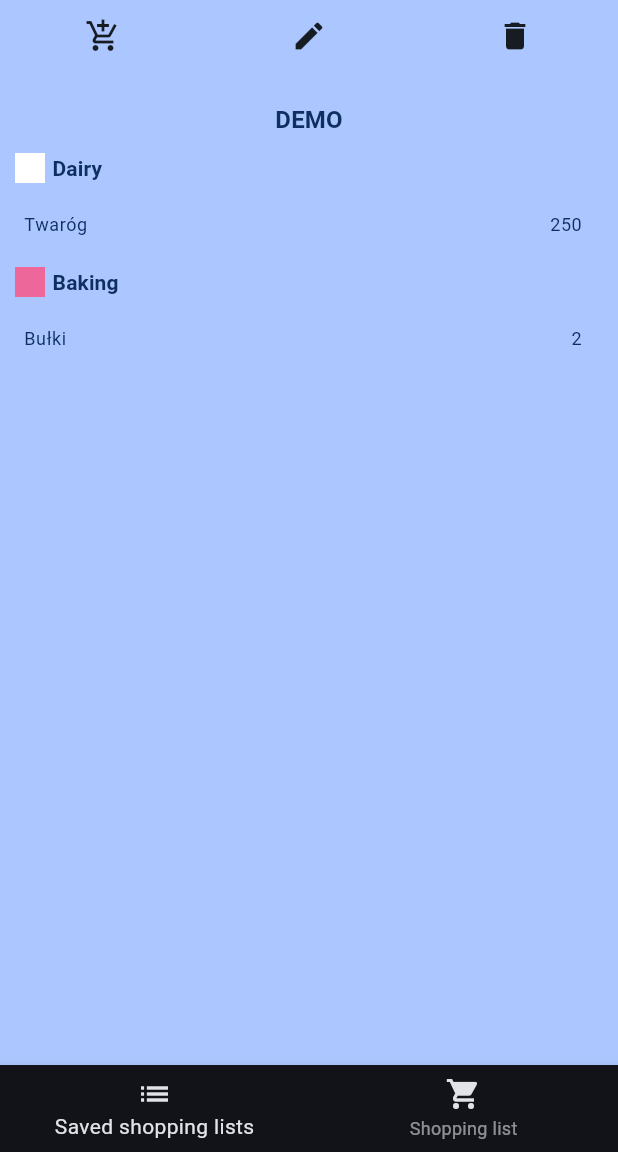
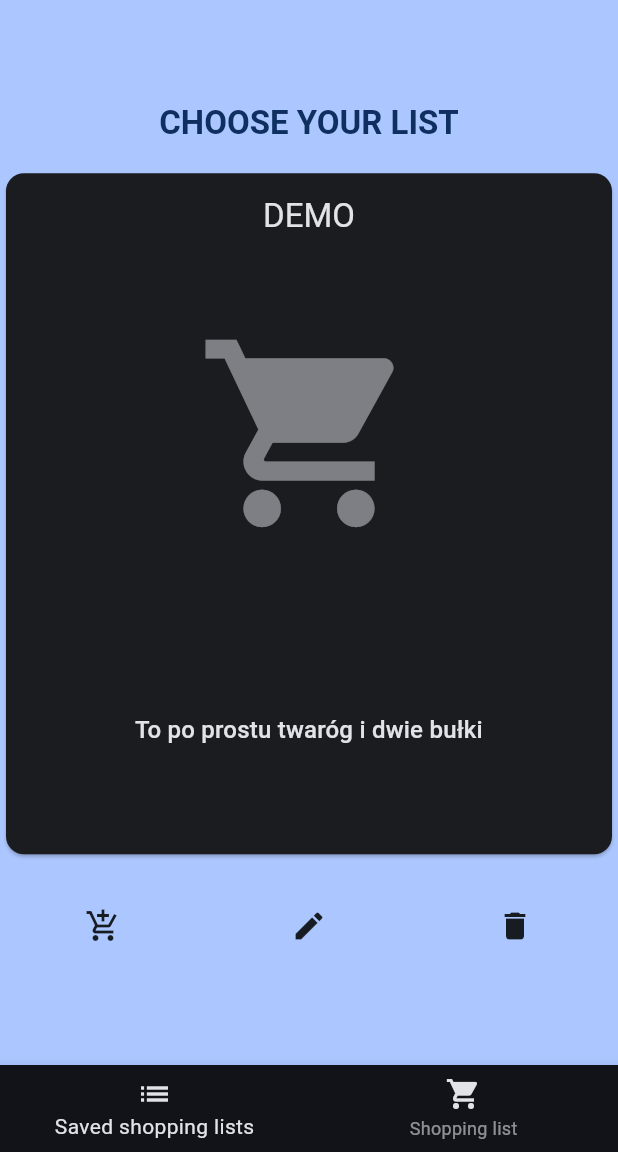
Before and after one commit to jakrog01/ShopCycle, a Flutter app: the screen it shows once a user with an empty profile is signed in, on a phone screen of 412 x 824 dp, the part 84-1236 px from its top. Run offline on Flutter 3.47's test engine with Material 3 defaults, Android fonts, the phone set to English and light mode, and no system bars; our stand-ins replace firebase_auth, firebase_core, loading_animation_widget; accounts and stored records are empty.

Commit message:
Update saved shopping lists view

```diff
--- a/lib/models/data_model.dart
+++ b/lib/models/data_model.dart
@@ -7,7 +7,7 @@ final savedListModel =
   ProductsListItem(
       itemName: "Twaróg", quantity: 250, category: ListProductCategory.dairy),
   ProductsListItem(itemName: "Bułki", quantity: 2, category: ListProductCategory.baking)
-]);
+], description: "To po prostu twaróg i dwie bułki");
 
 
 final savedListModel2 =
--- a/lib/models/shopping_list.dart
+++ b/lib/models/shopping_list.dart
@@ -1,15 +1,17 @@
 import 'package:shopcycle/models/products_list_item.dart';
 
 class ShoppingList{
-  const ShoppingList({required this.listName, required this.shoppingList, required this.listID});
+  const ShoppingList({required this.listName, required this.shoppingList, required this.listID, this.description});
   final String listID;
   final String listName;
+  final String? description;
   final List<ProductsListItem> shoppingList;
 
   Map<String, dynamic> get firestoreData{
     return {
       "ID": listID,
       "list_name": listName,
+      "description": description,
       "shopping_list": [for (final product in shoppingList) product.firestoreData]
     };
   }
--- a/lib/screens/lists_tab_screen.dart
+++ b/lib/screens/lists_tab_screen.dart
@@ -49,7 +49,7 @@ class _ListsTabScreenState extends State<ListsTabScreen> {
       body: activePage,
       floatingActionButton:(_selectedPageIndex == 0)? null : FloatingActionButton(
         shape: const CircleBorder(),
-        onPressed: (_selectedPageIndex == 0)? null : addItem,
+        onPressed: addItem,
         child: const Icon(Icons.add),
       ),
       bottomNavigationBar: BottomNavigationBar(
--- a/lib/screens/saved_shoppping_list_page.dart
+++ b/lib/screens/saved_shoppping_list_page.dart
@@ -11,24 +11,35 @@ class SavedShoppingListsPage extends StatelessWidget {
   @override
   Widget build(BuildContext context) {
     return Column(
+      mainAxisAlignment: MainAxisAlignment.center,
       children: [
+        Text(
+          "CHOOSE YOUR LIST",
+          style: Theme.of(context).textTheme.titleLarge!.copyWith(
+                color: Theme.of(context).colorScheme.onPrimary,
+                fontWeight: FontWeight.bold
+              ),
+        ),
+        const SizedBox(
+          height: 15,
+        ),
+        SavedShoppingListView(
+          savedShoppingList: savedShoppingList,
+        ),
+        const SizedBox(
+          height: 20,
+        ),
         Center(
           child: Row(
             mainAxisAlignment: MainAxisAlignment.spaceAround,
             children: [
-              IconButton(onPressed: () {}, icon: const Icon(Icons.add_shopping_cart)),
+              IconButton(
+                  onPressed: () {}, icon: const Icon(Icons.add_shopping_cart)),
               IconButton(onPressed: () {}, icon: const Icon(Icons.edit)),
               IconButton(onPressed: () {}, icon: const Icon(Icons.delete)),
             ],
           ),
         ),
-        const SizedBox(
-          height: 10,
-        ),
-        SavedListView(
-          savedShoppingList: savedShoppingList,
-        ),
-        const SizedBox(height: 20),
       ],
     );
   }
--- a/lib/widgets/saved_list_view.dart
+++ b/lib/widgets/saved_list_view.dart
@@ -1,31 +1,30 @@
 import 'package:flutter/material.dart';
 import 'package:shopcycle/models/shopping_list.dart';
-import 'package:shopcycle/widgets/saved_shopping_list_view.dart';
+import 'package:shopcycle/widgets/saved_shopping_list_preview.dart';
+import 'package:shopcycle/widgets/saved_shopping_list_details.dart';
 
-class SavedListView extends StatefulWidget {
-  const SavedListView({super.key, required this.savedShoppingList});
+class SavedShoppingListView extends StatefulWidget {
+  const SavedShoppingListView(
+      {super.key, required this.savedShoppingList});
 
   final List<ShoppingList> savedShoppingList;
 
   @override
-  State<SavedListView> createState() {
-    return _SavedListViewState();
+  State<SavedShoppingListView> createState() {
+    return _SavedShoppingListViewState();
   }
 }
 
-class _SavedListViewState extends State<SavedListView> {
+class _SavedShoppingListViewState
+    extends State<SavedShoppingListView> {
   int itemindex = 0;
 
   @override
   Widget build(BuildContext context) {
     return Center(
       child: SizedBox(
-        height: MediaQuery.sizeOf(context).height - 230,
+        height: MediaQuery.sizeOf(context).height / 2 + 50,
         width: MediaQuery.sizeOf(context).width,
-        child: Container(
-            decoration: BoxDecoration(
-                borderRadius: BorderRadius.circular(15),
-                color: Theme.of(context).colorScheme.surface.withOpacity(0.7)),
         child: PageView(
             onPageChanged: (index) {
               setState(() {
@@ -34,9 +33,9 @@ class _SavedListViewState extends State<SavedListView> {
             },
             children: [
               for (final shoppingList in widget.savedShoppingList)
-                    SavedShoppingListView(displayedShoppingList: shoppingList),
+                SavedShoppingListPreview(displayedShoppingList: shoppingList),
               InkWell(
-                    onTap: (){},
+                onTap: () {},
                 child: Container(
                   color: Theme.of(context).colorScheme.primary,
                   child: Center(
@@ -49,14 +48,13 @@ class _SavedListViewState extends State<SavedListView> {
                               .textTheme
                               .titleMedium!
                               .copyWith(
-                                      color: Theme.of(context)
-                                          .colorScheme
-                                          .onPrimary)),
+                                  color:
+                                      Theme.of(context).colorScheme.onPrimary)),
                     ],
                   )),
                 ),
               ),
-                ])),
+            ]),
       ),
     );
   }
--- /dev/null
+++ b/lib/widgets/saved_shopping_list_details.dart
@@ -0,0 +1,89 @@
+import 'package:flutter/material.dart';
+import 'package:shopcycle/models/Category/products_categories.dart';
+import 'package:shopcycle/models/shopping_list.dart';
+import 'package:shopcycle/models/Category/list_product_category.dart';
+import 'package:shopcycle/models/products_list_item.dart';
+
+class SavedShoppingListDetalisView extends StatelessWidget {
+  SavedShoppingListDetalisView({super.key, required this.displayedShoppingList}) {
+    createCategorizedLists();
+  }
+
+  final ShoppingList displayedShoppingList;
+  final Map<ListProductCategory, List<ProductsListItem>> categorizedMap = {};
+
+  void createCategorizedLists() {
+    for (var item in displayedShoppingList.shoppingList) {
+      categorizedMap.putIfAbsent(item.category, () => []).add(item);
+    }
+  }
+
+  @override
+  Widget build(BuildContext context) {
+    return Scaffold(
+      backgroundColor: Theme.of(context).colorScheme.surface,
+      appBar: AppBar(title: Text(displayedShoppingList.listName),),
+      body: Padding(
+        padding: const EdgeInsets.all(10.0),
+        child: Column(
+          mainAxisAlignment: MainAxisAlignment.start,
+          crossAxisAlignment: CrossAxisAlignment.center,
+          children: [
+            Expanded(
+              child: ListView.builder(
+                itemCount: categorizedMap.length,
+                itemBuilder: (ctx, index) {
+                  final category = categorizedMap.keys.elementAt(index);
+                  final items = categorizedMap[category]!;
+
+                  return Column(
+                    crossAxisAlignment: CrossAxisAlignment.start,
+                    children: [
+                      Padding(
+                        padding: const EdgeInsets.symmetric(vertical: 0, horizontal: 10.0),
+                        child: Row(
+                          children: [
+                            Container(width: 20, height: 20, color: productsCategories[category]!.color,),
+                            const SizedBox(width: 5,),
+                            Text(
+                              productsCategories[category]!.title,
+                              style: Theme.of(context).textTheme.titleSmall!.copyWith(
+                                  color: Theme.of(context).colorScheme.onSurface,
+                                  fontWeight: FontWeight.bold),
+                            ),
+                          ],
+                        ),
+                      ),
+                      ...items.map(
+                        (item) => ListTile(
+                          title: Text(
+                            item.itemName,
+                            style: Theme.of(context)
+                                .textTheme
+                                .bodySmall!
+                                .copyWith(
+                                    color:
+                                        Theme.of(context).colorScheme.onSurface),
+                          ),
+                          trailing: Text(
+                            item.quantity.toString(),
+                            style: Theme.of(context)
+                                .textTheme
+                                .bodySmall!
+                                .copyWith(
+                                    color:
+                                        Theme.of(context).colorScheme.onSurface),
+                          ),
+                        ),
+                      ),
+                    ],
+                  );
+                },
+              ),
+            )
+          ],
+        ),
+      ),
+    );
+  }
+}
--- /dev/null
+++ b/lib/widgets/saved_shopping_list_preview.dart
@@ -0,0 +1,66 @@
+import 'package:flutter/material.dart';
+import 'package:shopcycle/models/shopping_list.dart';
+import 'package:shopcycle/widgets/saved_list_view.dart';
+import 'package:shopcycle/widgets/saved_shopping_list_details.dart';
+
+class SavedShoppingListPreview extends StatelessWidget {
+  SavedShoppingListPreview({super.key, required this.displayedShoppingList});
+
+  final ShoppingList displayedShoppingList;
+
+  @override
+  Widget build(BuildContext context) {
+    return SizedBox(
+      child: InkWell(
+        onTap: (){Navigator.of(context).push(MaterialPageRoute(builder: (ctx) => SavedShoppingListDetalisView(displayedShoppingList: displayedShoppingList)));},
+        child: Card(
+          child: Padding(
+            padding: const EdgeInsets.all(15.0),
+            child: Column(
+              children: [
+                Text(
+                  displayedShoppingList.listName,
+                  style: Theme.of(context).textTheme.titleLarge!.copyWith(
+                        color: Theme.of(context).colorScheme.onSurface,
+                      ),
+                  textAlign: TextAlign.center,
+                ),
+                Expanded(
+                  child: Column(
+                    mainAxisAlignment: MainAxisAlignment.spaceAround,
+                    children: [
+                      Icon(
+                        Icons.shopping_cart,
+                        size: 150,
+                        color: Theme.of(context)
+                            .colorScheme
+                            .onSurface
+                            .withOpacity(0.5),
+                      ),
+                      Center(
+                        child: displayedShoppingList.description == null
+                            ? null
+                            : Text(
+                                displayedShoppingList.description!,
+                                style: Theme.of(context)
+                                    .textTheme
+                                    .titleMedium!
+                                    .copyWith(
+                                      color:
+                                          Theme.of(context).colorScheme.onSurface,
+                                          overflow: TextOverflow.clip
+                                    ),
+                                textAlign: TextAlign.center,
+                              ),
+                      ),
+                    ],
+                  ),
+                ),
+              ],
+            ),
+          ),
+        ),
+      ),
+    );
+  }
+}
--- a/lib/widgets/saved_shopping_list_view.dart
+++ /dev/null
@@ -1,97 +0,0 @@
-import 'package:flutter/material.dart';
-import 'package:shopcycle/models/Category/products_categories.dart';
-import 'package:shopcycle/models/shopping_list.dart';
-import 'package:shopcycle/models/Category/list_product_category.dart';
-import 'package:shopcycle/models/products_list_item.dart';
-
-class SavedShoppingListView extends StatelessWidget {
-  SavedShoppingListView({super.key, required this.displayedShoppingList}) {
-    createCategorizedLists();
-  }
-
-  final ShoppingList displayedShoppingList;
-  final Map<ListProductCategory, List<ProductsListItem>> categorizedMap = {};
-
-  void createCategorizedLists() {
-    for (var item in displayedShoppingList.shoppingList) {
-      categorizedMap.putIfAbsent(item.category, () => []).add(item);
-    }
-  }
-
-  @override
-  Widget build(BuildContext context) {
-    return Container(
-      color: Theme.of(context).colorScheme.primary,
-      child: Column(
-        mainAxisAlignment: MainAxisAlignment.start,
-        crossAxisAlignment: CrossAxisAlignment.center,
-        children: [
-          const SizedBox(
-            height: 10,
-          ),
-          Text(displayedShoppingList.listName,
-              style: Theme.of(context)
-                  .textTheme
-                  .titleMedium!
-                  .copyWith(color: Theme.of(context).colorScheme.onPrimary,
-                  fontWeight: FontWeight.bold)),
-          const SizedBox(
-            height: 10,
-          ),
-          Expanded(
-            child: ListView.builder(
-              itemCount: categorizedMap.length,
-              itemBuilder: (ctx, index) {
-                final category = categorizedMap.keys.elementAt(index);
-                final items = categorizedMap[category]!;
-
-                return Column(
-                  crossAxisAlignment: CrossAxisAlignment.start,
-                  children: [
-                    Padding(
-                      padding: const EdgeInsets.symmetric(vertical: 0, horizontal: 10.0),
-                      child: Row(
-                        children: [
-                          Container(width: 20, height: 20, color: productsCategories[category]!.color,),
-                          const SizedBox(width: 5,),
-                          Text(
-                            productsCategories[category]!.title,
-                            style: Theme.of(context).textTheme.titleSmall!.copyWith(
-                                color: Theme.of(context).colorScheme.onPrimary,
-                                fontWeight: FontWeight.bold),
-                          ),
-                        ],
-                      ),
-                    ),
-                    ...items.map(
-                      (item) => ListTile(
-                        title: Text(
-                          item.itemName,
-                          style: Theme.of(context)
-                              .textTheme
-                              .bodySmall!
-                              .copyWith(
-                                  color:
-                                      Theme.of(context).colorScheme.onPrimary),
-                        ),
-                        trailing: Text(
-                          item.quantity.toString(),
-                          style: Theme.of(context)
-                              .textTheme
-                              .bodySmall!
-                              .copyWith(
-                                  color:
-                                      Theme.of(context).colorScheme.onPrimary),
-                        ),
-                      ),
-                    ),
-                  ],
-                );
-              },
-            ),
-          )
-        ],
-      ),
-    );
-  }
-}
```
Lines whose indentation alone changed are shown as unchanged.
